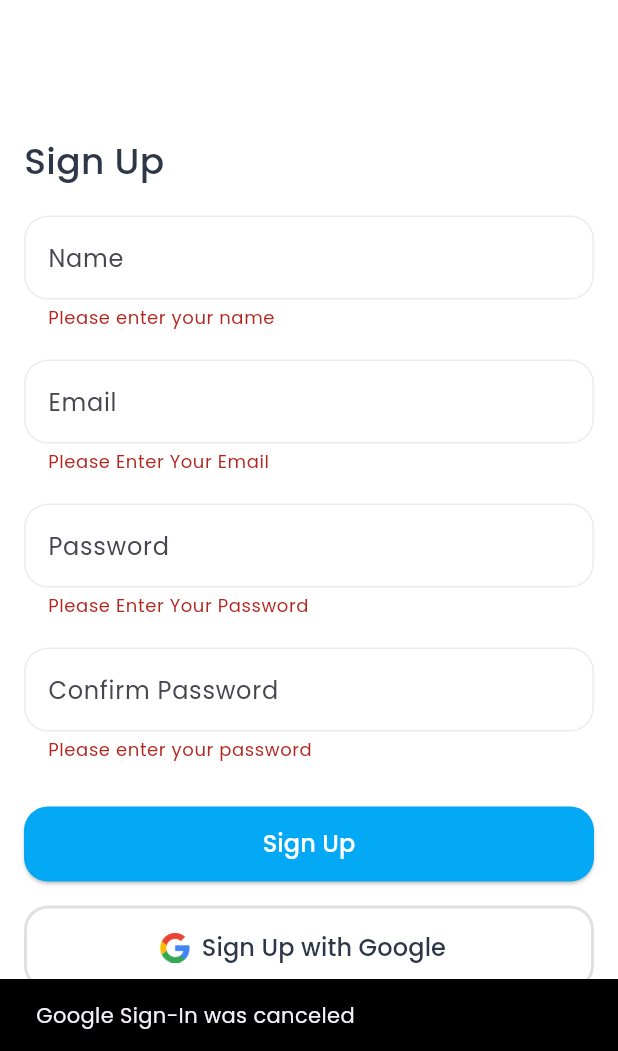
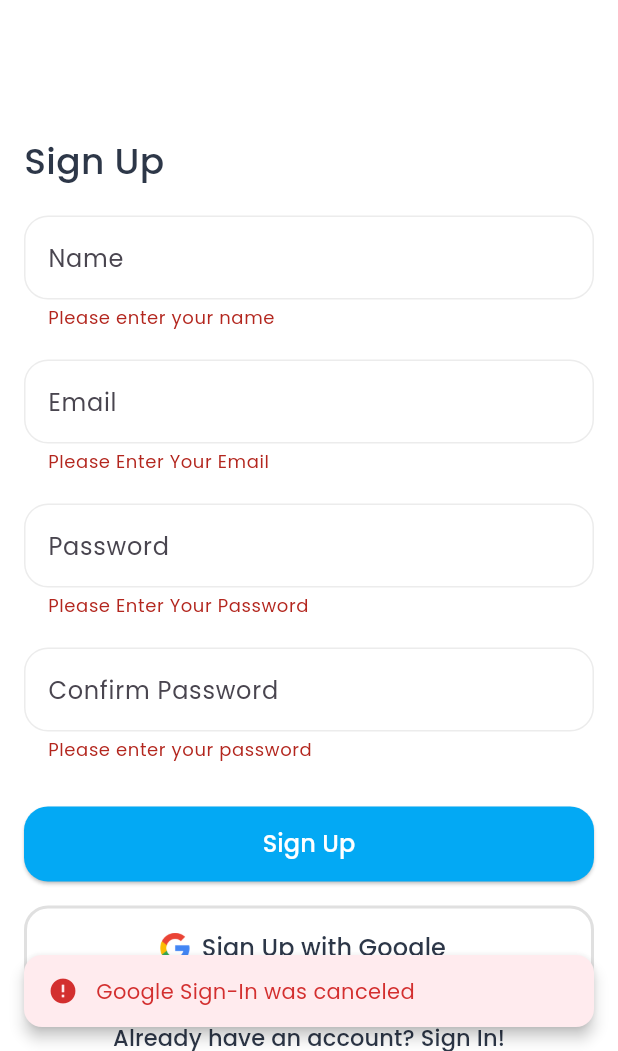
Before and after one commit to mohamedamrr13/MugLife, a Flutter app: the RegisterScreen screen opened by its route, after a tap on "Sign Up", after a tap on "Sign Up with Google", on a phone screen of 412 x 824 dp, the part 185-1236 px from its top. Run offline on Flutter 3.47's test engine with Material 3 defaults, Android fonts, the phone set to English and light mode, and no system bars; our stand-ins replace bloc, cached_network_image, cloud_firestore, dartz, device_preview, firebase_auth and 7 more; accounts and stored records are empty.

Commit message:
fix home loading error

```diff
--- a/lib/features/auth/presentation/register_screen.dart
+++ b/lib/features/auth/presentation/register_screen.dart
@@ -4,9 +4,10 @@ import 'package:drinks_app/features/auth/logic/register_cubit/register_cubit.dar
 import 'package:drinks_app/features/auth/presentation/widgets/custom_auth_appbar.dart';
 import 'package:drinks_app/features/auth/presentation/widgets/google_sign_in_button.dart';
 import 'package:drinks_app/utils/colors/app_colors.dart';
+import 'package:drinks_app/utils/helper/helper_functions.dart';
 import 'package:drinks_app/utils/validation/text_validation.dart';
-import 'package:drinks_app/utils/widgets/custom_button.dart';
-import 'package:drinks_app/utils/widgets/custom_textfield.dart';
+import 'package:drinks_app/utils/shared/custom_button.dart';
+import 'package:drinks_app/utils/shared/custom_textfield.dart';
 import 'package:flutter/material.dart';
 import 'package:flutter_bloc/flutter_bloc.dart';
 import 'package:go_router/go_router.dart';
@@ -179,11 +180,10 @@ class _RegisterScreenState extends State<RegisterScreen> {
                                   }
                                   if (state is GoogleFailure) {
                                     setState(() => isEnabled = true);
-                                    ScaffoldMessenger.of(context).showSnackBar(
-                                      SnackBar(
-                                        content: Text(state.errMessage),
-                                        backgroundColor: Colors.black,
-                                      ),
+                                  HelperFunctions.showErrorSnackBar(
+                                      state.errMessage,
+                                      MessageType.error,
+                                      context,
                                     );
                                   }
                                 },
--- a/lib/features/home/presentation/screens/widgets/home_screen_body.dart
+++ b/lib/features/home/presentation/screens/widgets/home_screen_body.dart
@@ -49,7 +49,7 @@ class _HomeScreenBodyState extends State<HomeScreenBody> {
               } else if (state is GetCategoriesFailure) {
                 return Center(child: Text(state.errMessage));
               }
-              return LoadingDataWidget();
+              return SizedBox(height: 200, child: LoadingDataWidget());
             },
           ),
           SizedBox(height: 24),
--- a/lib/features/home/presentation/screens/widgets/newest_list_view.dart
+++ b/lib/features/home/presentation/screens/widgets/newest_list_view.dart
@@ -80,7 +80,7 @@ class _NewestItemsListViewState extends State<NewestItemsListView> {
         } else if (state is GetFeaturedProductsFailure) {
           return Center(child: Text(state.errMessage));
         }
-        return LoadingDataWidget();
+        return SizedBox(height: 410, child: LoadingDataWidget());
       },
     );
   }
--- a/lib/utils/helper/helper_functions.dart
+++ b/lib/utils/helper/helper_functions.dart
@@ -1,4 +1,60 @@
-class HelperFunctions{static String capitalize(String text) {
-  if (text.isEmpty) return text;
-  return text[0].toUpperCase() + text.substring(1);
-}}
+import 'package:flutter/material.dart';
+
+class HelperFunctions {
+  static void showErrorSnackBar(
+    String message,
+    MessageType errorType,
+    BuildContext context,
+  ) {
+    // Remove any existing snackbars first
+    ScaffoldMessenger.of(context).clearSnackBars();
+
+    // Determine icon and colors based on error type
+    IconData icon;
+    Color iconColor;
+    Color backgroundColor;
+
+    switch (errorType) {
+      case MessageType.warning:
+        icon = Icons.warning;
+        iconColor = Colors.orange.shade700;
+        backgroundColor = Colors.orange.shade50;
+        break;
+      case MessageType.error:
+        icon = Icons.error;
+        iconColor = Colors.red.shade700;
+        backgroundColor = Colors.red.shade50;
+        break;
+    }
+
+    ScaffoldMessenger.of(context).showSnackBar(
+      SnackBar(
+        backgroundColor: backgroundColor,
+        content: Row(
+          children: [
+            Icon(icon, color: iconColor, size: 20),
+            SizedBox(width: 12),
+            Expanded(
+              child: Text(
+                message,
+                style: TextStyle(fontSize: 14, color: iconColor),
+              ),
+            ),
+          ],
+        ),
+        behavior: SnackBarBehavior.floating,
+        shape: RoundedRectangleBorder(borderRadius: BorderRadius.circular(12)),
+        margin: EdgeInsets.all(16),
+        duration: const Duration(seconds: 4),
+        elevation: 4,
+      ),
+    );
+  }
+
+  static String capitalize(String text) {
+    if (text.isEmpty) return text;
+    return text[0].toUpperCase() + text.substring(1);
+  }
+}
+
+enum MessageType { error, warning }
```
Also changed, not shown: lib/features/auth/presentation/login_screen.dart (+8 -7 lines), lib/utils/shared/loading_data_widget.dart (+7 -9 lines), lib/utils/shared/custom_button.dart (renamed from lib/utils/widgets/custom_button.dart), lib/utils/shared/custom_textfield.dart (renamed from lib/utils/widgets/custom_textfield.dart).
